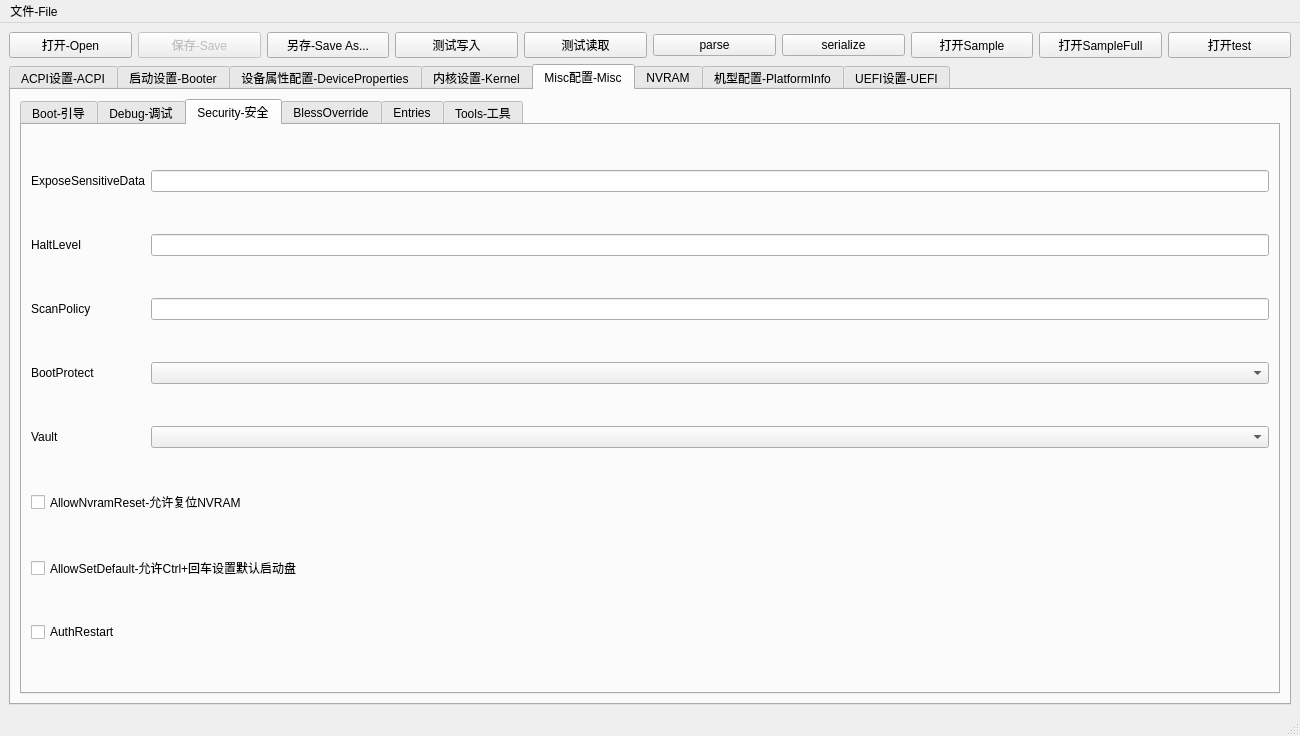
ic005k/OCAuxiliaryTools, file mainwindow.ui: the form before one commit.
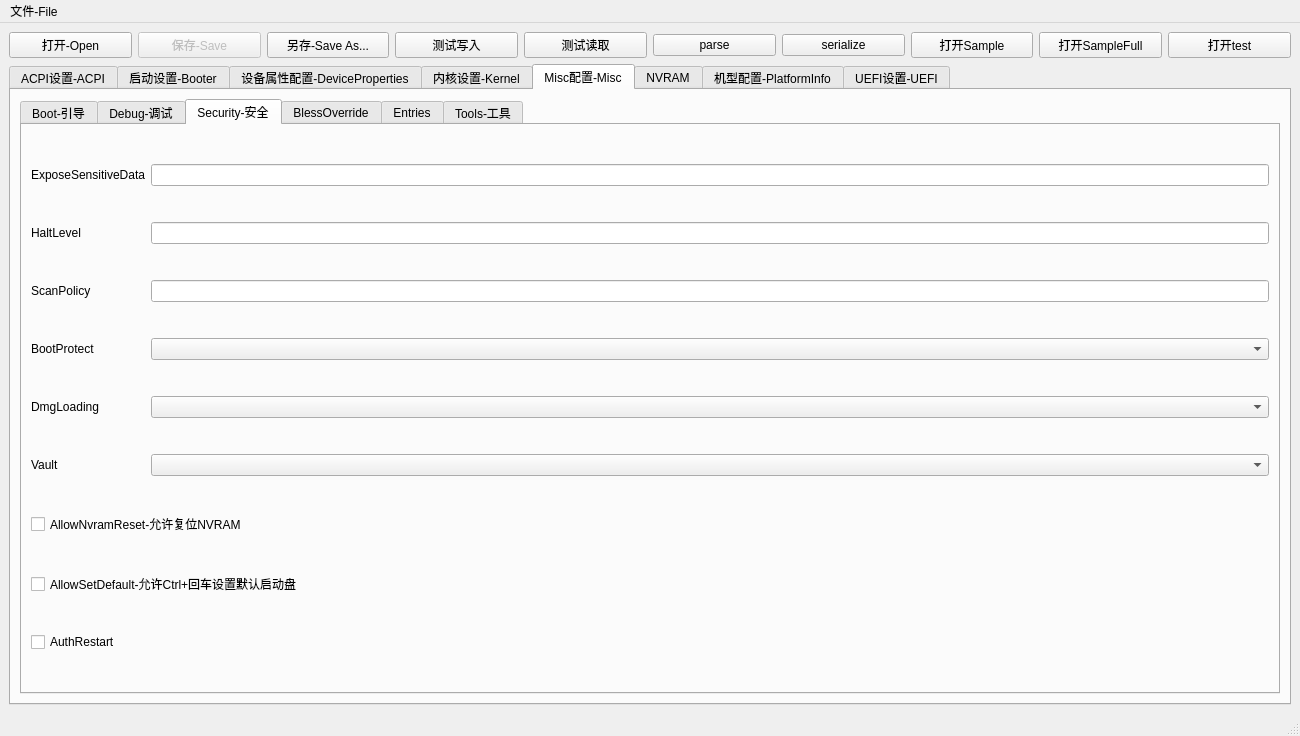
The form after the commit. The open tabs and pages were chosen to show the change. Icons and pictures are not drawn.

```diff
--- a/mainwindow.ui
+++ b/mainwindow.ui
@@ -1169,30 +1169,40 @@
              <widget class="QComboBox" name="cboxBootProtect"/>
             </item>
             <item row="4" column="0">
+             <widget class="QLabel" name="label_27">
+              <property name="text">
+               <string>DmgLoading</string>
+              </property>
+             </widget>
+            </item>
+            <item row="4" column="1">
+             <widget class="QComboBox" name="cboxDmgLoading"/>
+            </item>
+            <item row="5" column="0">
              <widget class="QLabel" name="label_16">
               <property name="text">
                <string>Vault</string>
               </property>
              </widget>
             </item>
-            <item row="4" column="1">
+            <item row="5" column="1">
              <widget class="QComboBox" name="cboxVault"/>
             </item>
-            <item row="5" column="0" colspan="2">
+            <item row="6" column="0" colspan="2">
              <widget class="QCheckBox" name="chkAllowNvramReset">
               <property name="text">
                <string>AllowNvramReset-允许复位NVRAM</string>
               </property>
              </widget>
             </item>
-            <item row="6" column="0" colspan="2">
+            <item row="7" column="0" colspan="2">
              <widget class="QCheckBox" name="chkAllowSetDefault">
               <property name="text">
                <string>AllowSetDefault-允许Ctrl+回车设置默认启动盘</string>
               </property>
              </widget>
             </item>
-            <item row="7" column="0">
+            <item row="8" column="0">
              <widget class="QCheckBox" name="chkAuthRestart">
               <property name="text">
                <string>AuthRestart</string>
```
Left out of the diff: 6 changed lines with no effect on the pictures.
